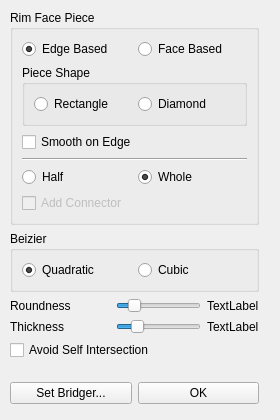
TopModLab/Unfolding, file forms/rimfacepanel.ui: the form before one commit.
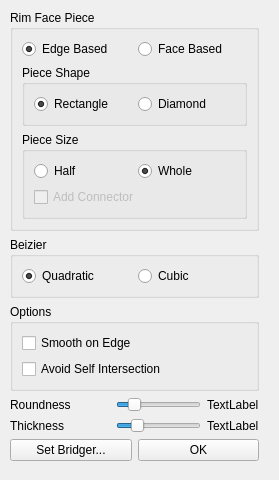
The form after the commit.

Commit message: added diamond piece

The edit to the form file:
```diff
--- a/forms/rimfacepanel.ui
+++ b/forms/rimfacepanel.ui
@@ -6,8 +6,8 @@
    <rect>
     <x>0</x>
     <y>0</y>
-    <width>280</width>
-    <height>420</height>
+    <width>279</width>
+    <height>480</height>
    </rect>
   </property>
   <property name="windowTitle">
@@ -19,7 +19,7 @@
      <x>10</x>
      <y>10</y>
      <width>249</width>
-     <height>394</height>
+     <height>451</height>
     </rect>
    </property>
    <layout class="QVBoxLayout" name="verticalLayout">
@@ -67,8 +67,11 @@
             <property name="text">
              <string>Rectangle</string>
             </property>
+            <property name="checked">
+             <bool>true</bool>
+            </property>
             <attribute name="buttonGroup">
-             <string notr="true">shapeGrp</string>
+             <string notr="true">pieceShapeGrp</string>
             </attribute>
            </widget>
           </item>
@@ -78,7 +81,7 @@
              <string>Diamond</string>
             </property>
             <attribute name="buttonGroup">
-             <string notr="true">shapeGrp</string>
+             <string notr="true">pieceShapeGrp</string>
             </attribute>
            </widget>
           </item>
@@ -86,19 +89,11 @@
         </widget>
        </item>
        <item>
-        <widget class="QCheckBox" name="smoothBox">
-         <property name="text">
-          <string>Smooth on Edge</string>
+        <widget class="QGroupBox" name="pieceSizeGrpBox">
+         <property name="title">
+          <string>Piece Size</string>
          </property>
-        </widget>
-       </item>
-       <item>
-        <widget class="Line" name="line">
-         <property name="orientation">
-          <enum>Qt::Horizontal</enum>
-         </property>
-        </widget>
-       </item>
+         <layout class="QVBoxLayout" name="verticalLayout_4">
        <item>
         <layout class="QHBoxLayout" name="horizontalLayout_9">
          <item>
@@ -139,8 +134,11 @@
       </layout>
      </widget>
     </item>
+      </layout>
+     </widget>
+    </item>
     <item>
-     <widget class="QGroupBox" name="groupBox_2">
+     <widget class="QGroupBox" name="bezierGrpBox">
       <property name="title">
        <string>Beizier</string>
       </property>
@@ -176,7 +174,51 @@
      </widget>
     </item>
     <item>
-     <layout class="QHBoxLayout" name="horizontalLayout_2">
+     <widget class="QGroupBox" name="optionsGrpBox">
+      <property name="title">
+       <string>Options</string>
+      </property>
+      <layout class="QVBoxLayout" name="verticalLayout_6">
+       <item>
+        <widget class="QCheckBox" name="smoothBox">
+         <property name="text">
+          <string>Smooth on Edge</string>
+         </property>
+        </widget>
+       </item>
+       <item>
+        <widget class="QCheckBox" name="intersectionBox">
+         <property name="text">
+          <string>Avoid Self Intersection</string>
+         </property>
+        </widget>
+       </item>
+      </layout>
+     </widget>
+    </item>
+    <item>
+     <widget class="QWidget" name="roundGrpBox" native="true">
+      <layout class="QVBoxLayout" name="verticalLayout_5">
+       <property name="spacing">
+        <number>0</number>
+       </property>
+       <property name="leftMargin">
+        <number>0</number>
+       </property>
+       <property name="topMargin">
+        <number>0</number>
+       </property>
+       <property name="rightMargin">
+        <number>0</number>
+       </property>
+       <property name="bottomMargin">
+        <number>0</number>
+       </property>
+       <item>
+        <layout class="QHBoxLayout" name="roundLayout">
+         <property name="spacing">
+          <number>6</number>
+         </property>
       <item>
        <layout class="QHBoxLayout" name="horizontalLayout_6">
         <item>
@@ -193,7 +235,7 @@
          </widget>
         </item>
         <item>
-         <widget class="QSlider" name="widthSlider">
+            <widget class="QSlider" name="roundSlider">
           <property name="maximum">
            <number>100</number>
           </property>
@@ -222,8 +264,11 @@
       </item>
      </layout>
     </item>
+      </layout>
+     </widget>
+    </item>
     <item>
-     <layout class="QHBoxLayout" name="horizontalLayout_3">
+     <layout class="QHBoxLayout" name="thickLayout">
       <item>
        <layout class="QHBoxLayout" name="horizontalLayout_7">
         <item>
@@ -269,13 +314,6 @@
       </item>
      </layout>
     </item>
-    <item>
-     <widget class="QCheckBox" name="intersectionBox">
-      <property name="text">
-       <string>Avoid Self Intersection</string>
-      </property>
-     </widget>
-    </item>
     <item>
      <spacer name="verticalSpacer">
       <property name="orientation">
```
Left out of the diff: 2 changed lines with no effect on the pictures. Lines whose indentation alone changed are shown as unchanged. The commit also changes 8 other files.
